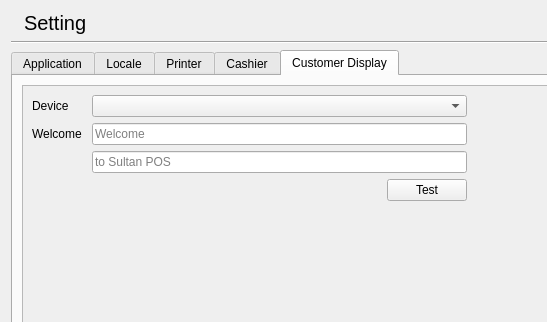
kangmanto/js_pos, file libgui/setting/settingwidget.ui: the form before one commit; both pictures show x 0 to 547 and y 0 to 322 of the 934 by 661 pixel window.
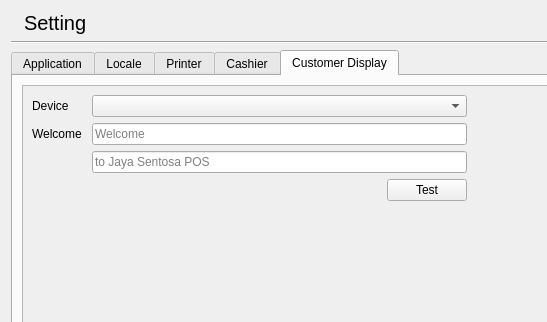
The form after the commit. Icons and pictures are not drawn.

Patch:
```diff
--- a/libgui/setting/settingwidget.ui
+++ b/libgui/setting/settingwidget.ui
@@ -1194,7 +1194,7 @@
                <item row="2" column="1">
                 <widget class="QLineEdit" name="lineWelcome2">
                  <property name="placeholderText">
-                  <string>to Sultan POS</string>
+                  <string>to Jaya Sentosa POS</string>
                  </property>
                 </widget>
                </item>
```
